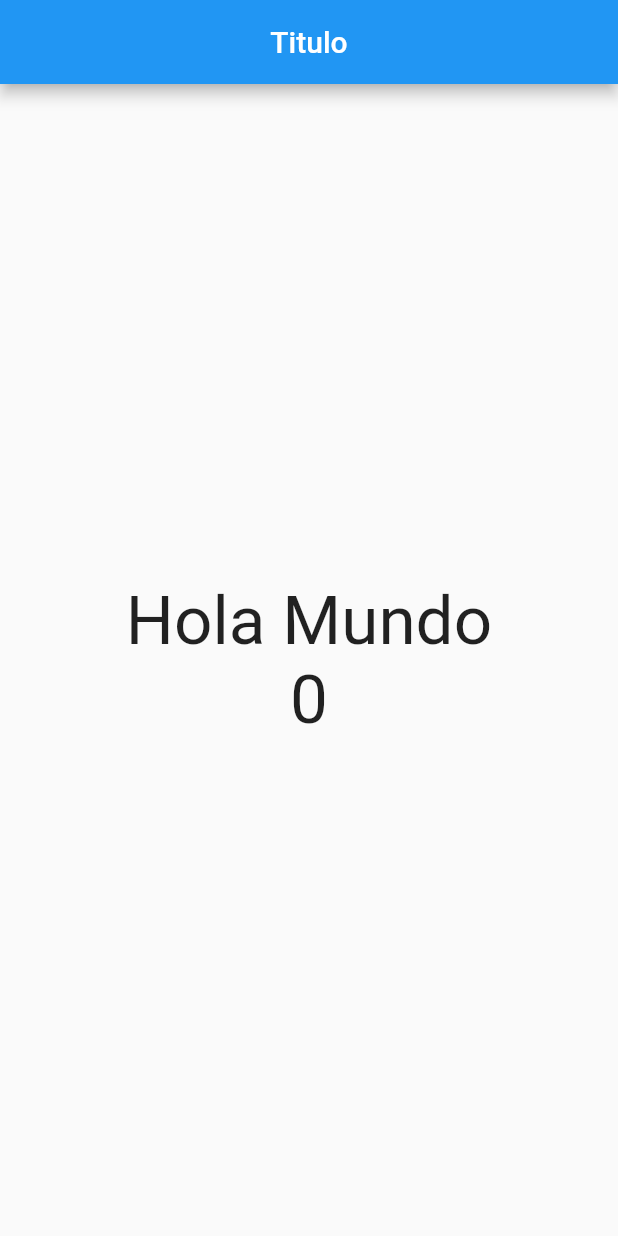
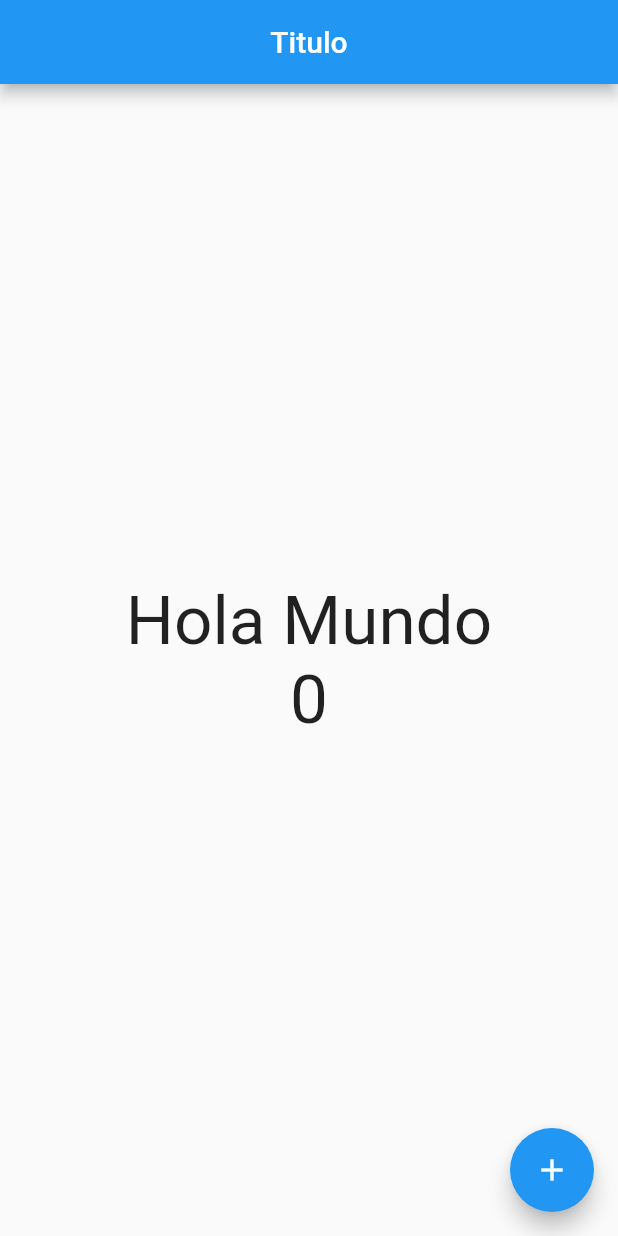
Before and after one commit to eigan97/flutter_contador, a Flutter app: the screen it shows after launch, on a phone screen of 412 x 824 dp. Run offline on Flutter 3.47's test engine with Material 2 defaults, Android fonts, the phone set to English and light mode, and no system bars.

Commit message:
floatingActionButton añadido con icono adentro y funcion onpress

```diff
--- a/hello_contador/lib/src/pages/home_page.dart
+++ b/hello_contador/lib/src/pages/home_page.dart
@@ -45,6 +45,25 @@ class HomePage extends StatelessWidget {
           ],
         ),
       ),
+      /**
+       * Vamos añadir el boton flotante que ya viene por defecto para el
+       * scaffold en flutter y solo se añade el atributo que recibe un widget
+       * entonces puede ser un texto o cualquier otra cosa que sea un widget
+       * no necesariamente un boton
+       *
+       * Enviamos al clase Floting Action Button con el
+       * atributo onpressed para ejecutar el click del boton
+       * esta clase recibe tammbien child que es un widget que se insertara
+       * dentro del button como un texto o un icono
+       *
+       * para insertar el icono ocuparemos un widget llamado
+       * Icon que recibe un valor que hacer referencia a la clase
+       * Icons para traer los iconos
+       */
+      floatingActionButton: FloatingActionButton(
+        child: Icon(Icons.add),
+        onPressed: () {},
+      ),
     );
   }
 }
```
